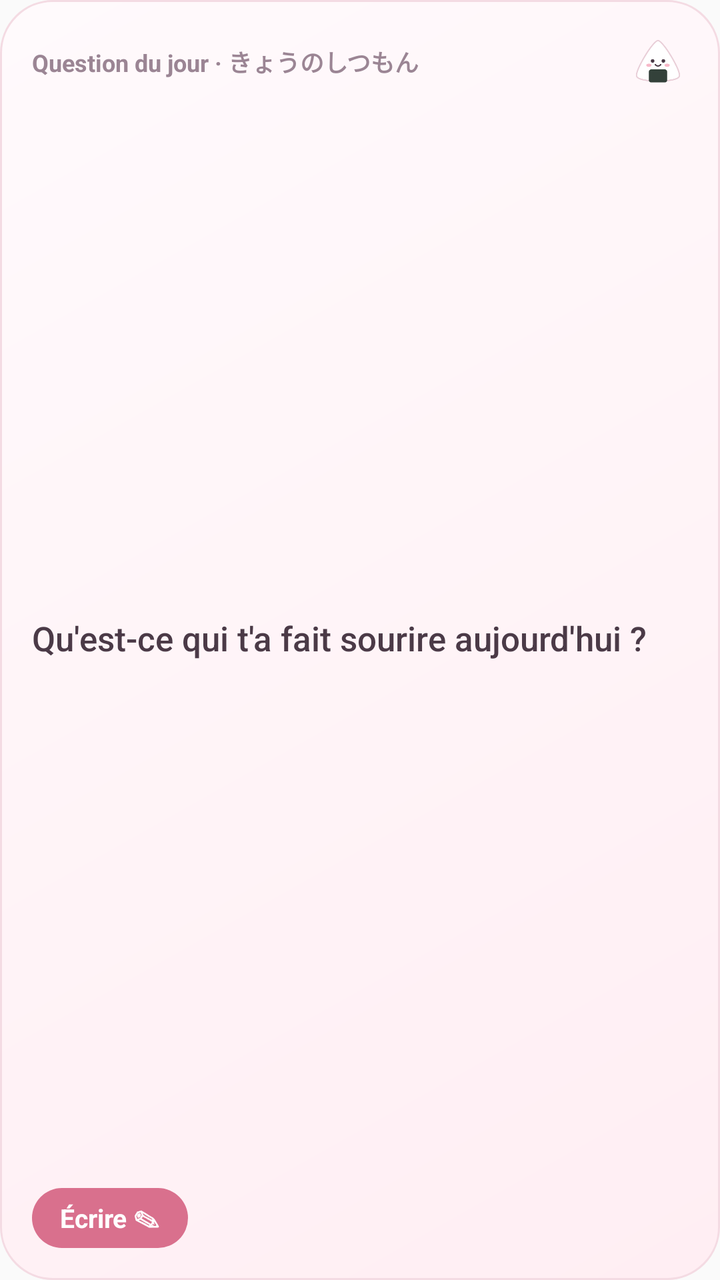
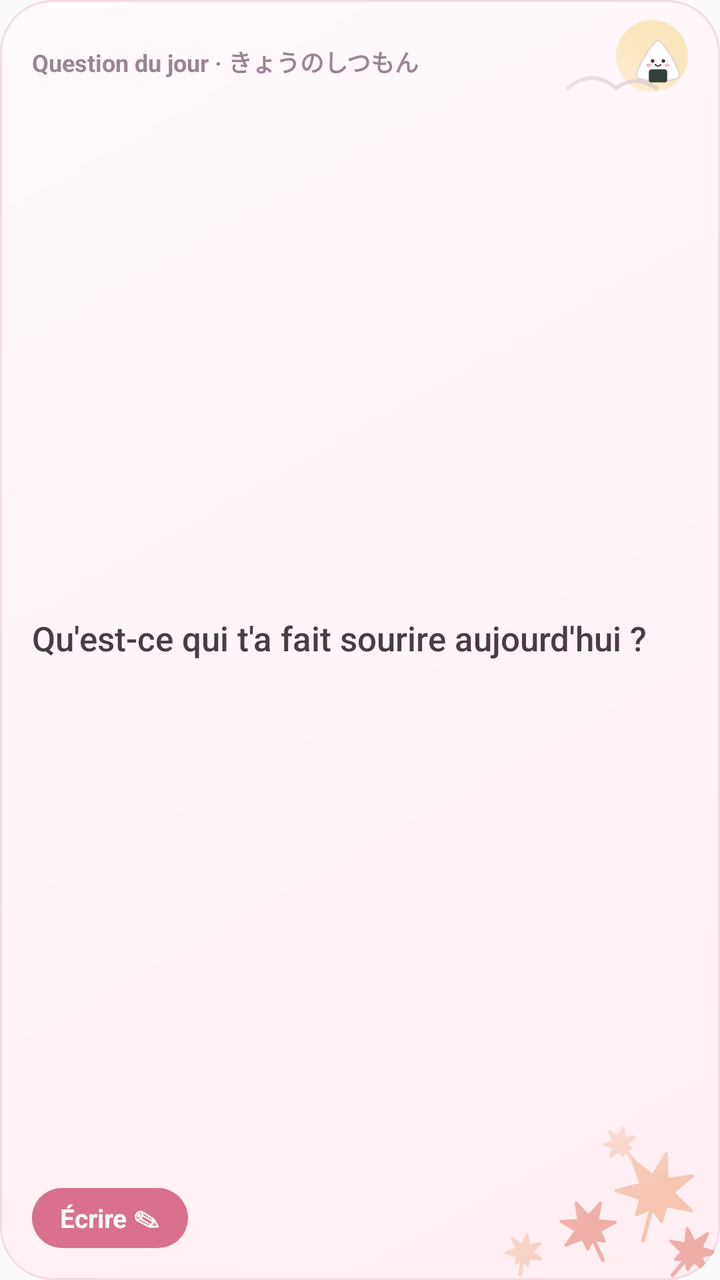

The first picture is an Android layout as it rendered before a commit; the second is the same layout after the commit. The layout source and the unified diff follow.
<!-- AndroidManifest.xml: application theme AppTheme -->
<!-- res/layout/widget_prompt.xml -->
<?xml version="1.0" encoding="utf-8"?>
<LinearLayout xmlns:android="http://schemas.android.com/apk/res/android"
    android:id="@+id/w_root" android:layout_width="match_parent" android:layout_height="match_parent"
    android:background="@drawable/widget_bg" android:orientation="vertical" android:padding="16dp">
    <LinearLayout android:layout_width="match_parent" android:layout_height="wrap_content" android:gravity="center_vertical" android:orientation="horizontal">
        <TextView android:layout_width="0dp" android:layout_height="wrap_content" android:layout_weight="1"
            android:text="Question du jour · きょうのしつもん" android:textColor="@color/w_muted" android:textSize="12sp" android:textStyle="bold" />
        <ImageView android:id="@+id/w_mascot" android:layout_width="30dp" android:layout_height="30dp" android:contentDescription="@string/widget_mascot" android:src="@drawable/w_onigiri" />
    </LinearLayout>
    <TextView android:id="@+id/w_prompt" android:layout_width="match_parent" android:layout_height="0dp" android:layout_weight="1"
        android:layout_marginTop="4dp" android:ellipsize="end" android:fontFamily="sans-serif-medium" android:gravity="center_vertical"
        android:lineSpacingExtra="2dp" android:maxLines="4" android:text="Qu'est-ce qui t'a fait sourire aujourd'hui ?"
        android:textColor="@color/w_text" android:textSize="17sp" />
    <TextView android:id="@+id/w_btn" android:layout_width="wrap_content" android:layout_height="wrap_content" android:layout_marginTop="6dp"
        android:background="@drawable/widget_pill" android:paddingStart="14dp" android:paddingTop="6dp" android:paddingEnd="14dp" android:paddingBottom="6dp"
        android:text="Écrire ✎" android:textColor="@color/w_on_accent" android:textSize="13sp" android:textStyle="bold" />
</LinearLayout>
<!-- resources referenced by this layout -->
<resources>
  <color name="w_muted">#FF9B8594</color>
  <color name="w_on_accent">#FFFFFFFF</color>
  <color name="w_text">#FF4B3A47</color>
  <!-- drawable w_onigiri: png bitmap (drawable-nodpi, 8393 bytes) -->
  <!-- drawable widget_bg (drawable) -->
  <?xml version="1.0" encoding="utf-8"?>
  <shape xmlns:android="http://schemas.android.com/apk/res/android" android:shape="rectangle">
      <corners android:radius="26dp" />
      <gradient android:angle="315" android:startColor="@color/w_bg" android:endColor="@color/w_bg2" />
      <stroke android:width="1dp" android:color="@color/w_stroke" />
  </shape>
  <!-- drawable widget_pill (drawable) -->
  <?xml version="1.0" encoding="utf-8"?>
  <shape xmlns:android="http://schemas.android.com/apk/res/android" android:shape="rectangle">
      <corners android:radius="18dp" />
      <solid android:color="@color/w_accent" />
  </shape>
  <string name="widget_mascot">Ta mascotte</string>
  <style name="AppTheme" parent="Theme.AppCompat.Light.DarkActionBar">
          
          <item name="colorPrimary">@color/colorPrimary</item>
          <item name="colorPrimaryDark">@color/colorPrimaryDark</item>
          <item name="colorAccent">@color/colorAccent</item>
      </style>
  <color name="w_bg">#FFFFFAFC</color>
  <color name="w_bg2">#FFFFEEF3</color>
  <color name="w_stroke">#FFF4DBE3</color>
  <color name="w_accent">#FFD9708D</color>
</resources>

<!-- the commit's change to res/layout/widget_prompt.xml (unified diff, before → after) -->
@@ -1,7 +1,14 @@
 <?xml version="1.0" encoding="utf-8"?>
-<LinearLayout xmlns:android="http://schemas.android.com/apk/res/android"
+<FrameLayout xmlns:android="http://schemas.android.com/apk/res/android"
     android:id="@+id/w_root" android:layout_width="match_parent" android:layout_height="match_parent"
-    android:background="@drawable/widget_bg" android:orientation="vertical" android:padding="16dp">
+    android:background="@drawable/widget_bg">
+    <ImageView android:id="@+id/w_art_br" android:layout_width="150dp" android:layout_height="96dp" android:layout_gravity="bottom|end"
+        android:importantForAccessibility="no" android:scaleType="fitXY" android:src="@drawable/w_art_aki_br" />
+    <ImageView android:id="@+id/w_art_tr" android:layout_width="96dp" android:layout_height="64dp" android:layout_gravity="top|end"
+        android:importantForAccessibility="no" android:scaleType="fitXY" android:src="@drawable/w_art_aki_tr" />
+<LinearLayout
+     android:layout_width="match_parent" android:layout_height="match_parent"
+     android:orientation="vertical" android:padding="16dp">
     <LinearLayout android:layout_width="match_parent" android:layout_height="wrap_content" android:gravity="center_vertical" android:orientation="horizontal">
         <TextView android:layout_width="0dp" android:layout_height="wrap_content" android:layout_weight="1"
             android:text="Question du jour · きょうのしつもん" android:textColor="@color/w_muted" android:textSize="12sp" android:textStyle="bold" />
@@ -15,3 +22,4 @@
         android:background="@drawable/widget_pill" android:paddingStart="14dp" android:paddingTop="6dp" android:paddingEnd="14dp" android:paddingBottom="6dp"
         android:text="Écrire ✎" android:textColor="@color/w_on_accent" android:textSize="13sp" android:textStyle="bold" />
 </LinearLayout>
+</FrameLayout>
<!-- resource entries referenced after the edit -->
@@ -3,6 +3,8 @@
   <color name="w_muted">#FF9B8594</color>
   <color name="w_on_accent">#FFFFFFFF</color>
   <color name="w_text">#FF4B3A47</color>
+  <!-- drawable w_art_aki_br: png bitmap (drawable-night-nodpi, 16971 bytes) -->
+  <!-- drawable w_art_aki_tr: png bitmap (drawable-night-nodpi, 6536 bytes) -->
   <!-- drawable w_onigiri: png bitmap (drawable-nodpi, 8393 bytes) -->
   <!-- drawable widget_bg (drawable) -->
   <?xml version="1.0" encoding="utf-8"?>
